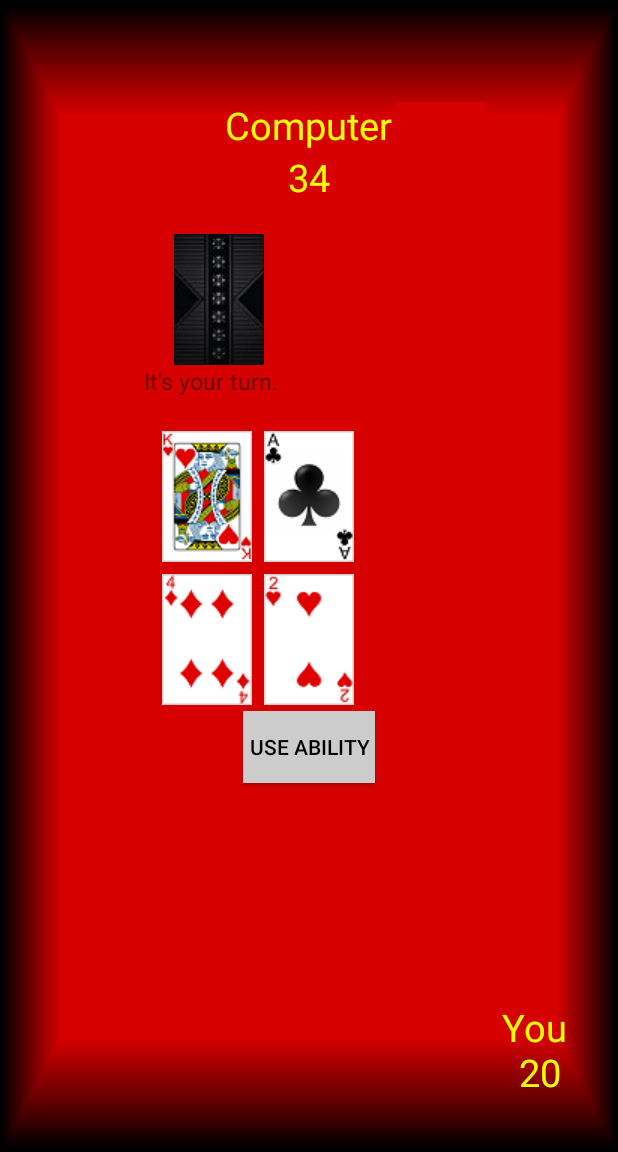
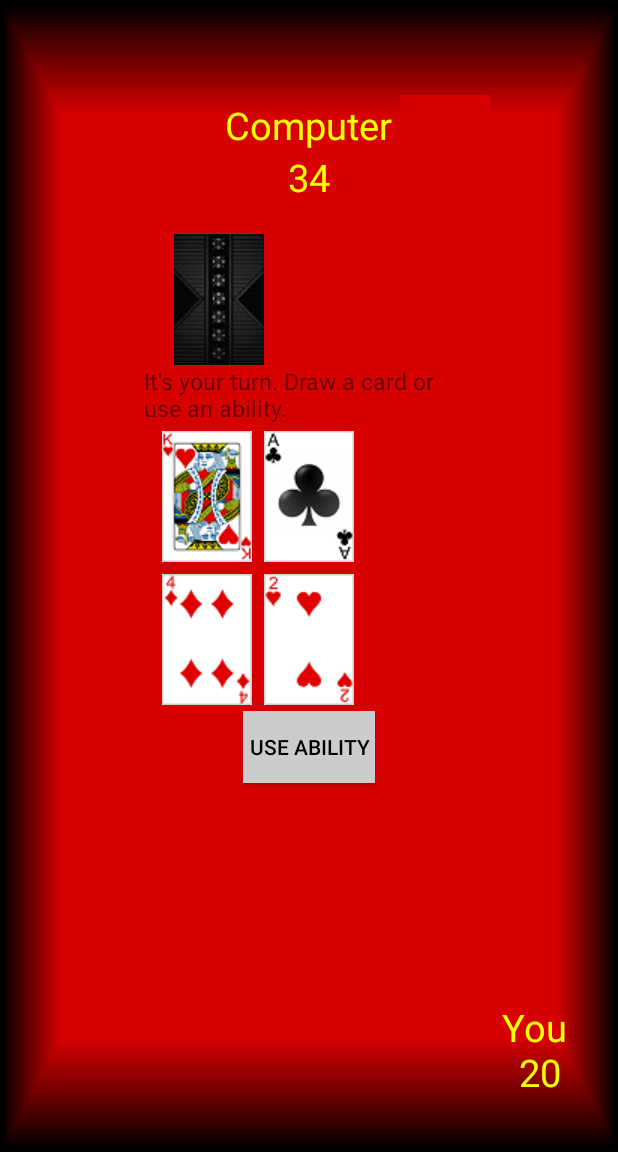
Before and after one commit to cheongyw/Tenten, an Android app: the GameActivity screen opened directly, with no data from a screen before it, on a phone screen of 412 x 824 dp, the part 84-1236 px from its top. Run offline under Robolectric (Android 15) with nearby library versions, the phone set to English and light mode, and no system bars.

```diff
--- a/app/build.gradle
+++ b/app/build.gradle
@@ -24,4 +24,5 @@ dependencies {
     testCompile 'junit:junit:4.12'
     compile 'com.android.support:appcompat-v7:23.3.0'
     compile 'com.android.support:design:23.3.0'
+
 }
--- a/app/src/main/AndroidManifest.xml
+++ b/app/src/main/AndroidManifest.xml
@@ -18,7 +18,8 @@
                 <category android:name="android.intent.category.LAUNCHER" />
             </intent-filter>
         </activity>
-        <activity android:name=".GameActivity"></activity>
+        <activity android:name=".GameActivity" />
+        <activity android:name=".ExplosiveActivity"></activity>
     </application>
 
 </manifest>
--- a/app/src/main/res/layout/activity_game.xml
+++ b/app/src/main/res/layout/activity_game.xml
@@ -37,10 +37,19 @@
     <ImageView
         android:layout_width="wrap_content"
         android:layout_height="wrap_content"
+        android:id="@+id/glitterFrame"
+        android:layout_toRightOf="@+id/computerScoreStaticText"
+        android:layout_marginTop="42dp"
+        android:padding="5dp"
+        android:src="@drawable/empty"/>
+
+    <ImageView
+        android:layout_width="wrap_content"
+        android:layout_height="wrap_content"
         android:id="@+id/highestCardImage"
         android:layout_toRightOf="@+id/computerScoreStaticText"
-        android:layout_marginTop="50dp"
-        android:padding="2dp"
+        android:layout_marginTop="42dp"
+        android:padding="5dp"
         android:src="@drawable/empty"/>
 
     <ImageButton
@@ -71,6 +80,17 @@
         android:layout_below="@+id/drawButton"
         android:layout_centerHorizontal="true"
         />
+
+    <TextView
+        android:layout_width="match_parent"
+        android:layout_height="32dp"
+        android:background="#00000000"
+        android:textStyle="italic|bold"
+        android:textColor="#ADD8E6"
+        android:textSize="25dp"
+        android:textAlignment="center"
+        android:id="@+id/abilityText"
+        android:layout_below="@+id/drawButton" />
 
     <ImageView
         android:id="@+id/boxImage0"
@@ -165,4 +185,15 @@
         android:layout_below="@+id/boxImage3"
         android:layout_centerHorizontal="true" />
 
+    <ImageView
+        android:layout_width="wrap_content"
+        android:layout_height="wrap_content"
+        android:background="@drawable/blast"
+        android:id="@+id/blastPosition"
+        android:layout_centerHorizontal="true"
+        android:layout_marginTop="0dp"
+        android:visibility="invisible"
+        />
+
+
 </RelativeLayout>
--- a/app/src/main/res/values/strings.xml
+++ b/app/src/main/res/values/strings.xml
@@ -8,4 +8,5 @@
     <string name="computer_score">Computer</string>
     <string name="choose_one_to_discard">You have the maximum number of cards. Choose one to discard.</string>
     <string name="use_ability">Use Ability</string>
+    <string name="king_of_spades_is_unleashed">King of Spades unleashed!</string>
 </resources>
--- a/build.gradle
+++ b/build.gradle
@@ -10,6 +10,8 @@ buildscript {
         // NOTE: Do not place your application dependencies here; they belong
         // in the individual module build.gradle files
     }
+
+
 }
 
 allprojects {
```
Also changed, not shown: app/src/main/java/com/cheong/tenten/Card.java (+26 -1 lines), app/src/main/java/com/cheong/tenten/GameActivity.java (+83 -5 lines).
